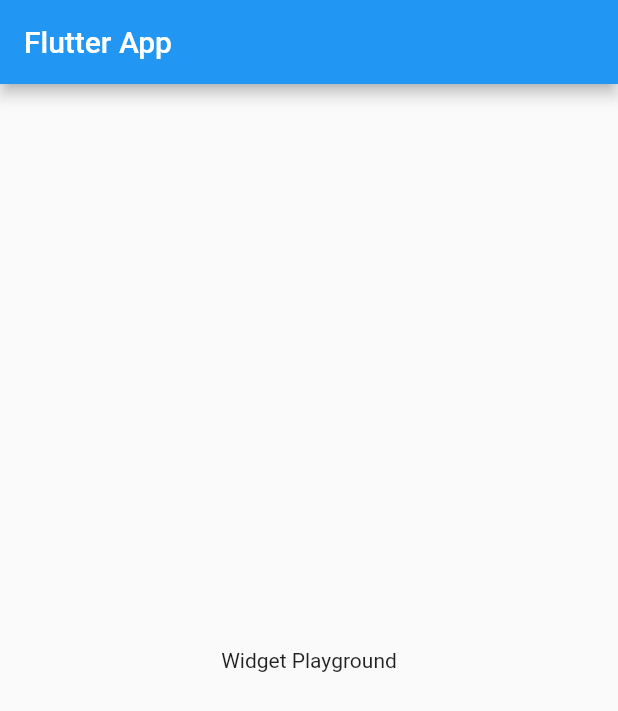
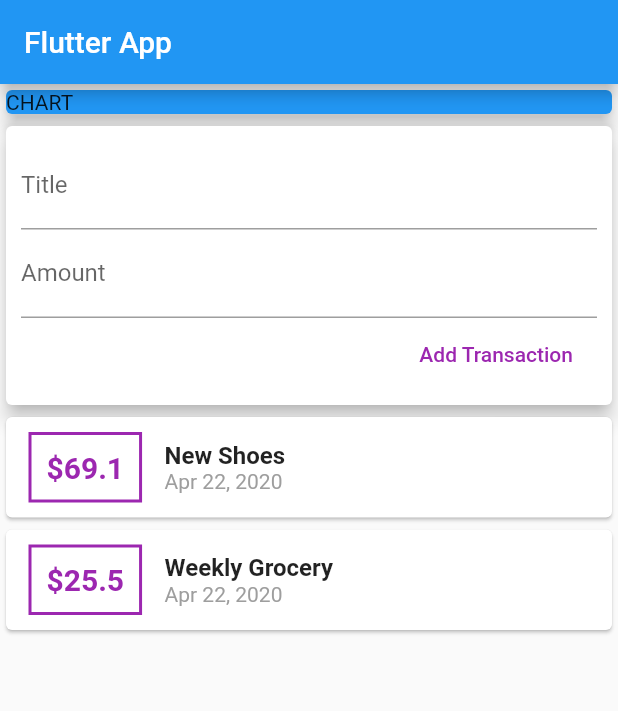
Before and after one commit to ginoabella/academind_expense, a Flutter app: the screen it shows after launch, on a phone screen of 412 x 824 dp. Shown: the top 711 px of the screen. Run offline on Flutter 3.47's test engine with Material 2 defaults, Android fonts, the phone set to English and light mode, and no system bars.

Commit message:
end of module 86

```diff
--- a/lib/main.dart
+++ b/lib/main.dart
@@ -1,4 +1,6 @@
 import 'package:flutter/material.dart';
+
+import 'package:expense_plan/widgets/user_transactions.dart';
 
 void main() => runApp(MyApp());
 
@@ -19,8 +21,19 @@ class MyHomePage extends StatelessWidget {
       appBar: AppBar(
         title: Text('Flutter App'),
       ),
-      body: Center(
-        child: Text('Widget Playground'),
+      body: Column(
+        crossAxisAlignment: CrossAxisAlignment.stretch,
+        children: <Widget>[
+          Container(
+            width: double.infinity,
+            child: Card(
+              color: Colors.blue,
+              elevation: 5,
+              child: Text('CHART'),
+            ),
+          ),
+          UserTransactions(),
+        ],
       ),
     );
   }
--- /dev/null
+++ b/lib/models/transaction.dart
@@ -0,0 +1,15 @@
+import 'package:flutter/foundation.dart';
+
+class Transaction {
+  final String id;
+  final String title;
+  final double amount;
+  final DateTime date;
+
+  Transaction({
+    @required this.id,
+    @required this.title,
+    @required this.amount,
+    @required this.date,
+  });
+}
--- /dev/null
+++ b/lib/widgets/new_transaction.dart
@@ -0,0 +1,42 @@
+import 'package:flutter/material.dart';
+
+class NewTransaction extends StatelessWidget {
+  final titleController = TextEditingController();
+  final amountController = TextEditingController();
+  final Function addNewTransaction;
+
+  NewTransaction(this.addNewTransaction);
+
+  @override
+  Widget build(BuildContext context) {
+    return Card(
+      elevation: 5,
+      child: Container(
+        padding: EdgeInsets.all(10),
+        child: Column(
+          crossAxisAlignment: CrossAxisAlignment.end,
+          children: <Widget>[
+            TextField(
+              decoration: InputDecoration(labelText: 'Title'),
+              controller: titleController,
+            ),
+            TextField(
+              decoration: InputDecoration(labelText: 'Amount'),
+              controller: amountController,
+            ),
+            FlatButton(
+              textColor: Colors.purple,
+              onPressed: () {
+                addNewTransaction(
+                  titleController.text,
+                  double.parse(amountController.text),
+                );
+              },
+              child: Text('Add Transaction'),
+            ),
+          ],
+        ),
+      ),
+    );
+  }
+}
--- /dev/null
+++ b/lib/widgets/transaction_list.dart
@@ -0,0 +1,59 @@
+import 'package:expense_plan/models/transaction.dart';
+import 'package:flutter/material.dart';
+import 'package:intl/intl.dart';
+
+class TransactionList extends StatelessWidget {
+  final List<Transaction> transactions;
+
+  TransactionList(this.transactions);
+
+  @override
+  Widget build(BuildContext context) {
+    return Column(children: <Widget>[
+      ...transactions.map((tx) {
+        return Card(
+          child: Row(
+            children: <Widget>[
+              Container(
+                margin: EdgeInsets.symmetric(vertical: 10, horizontal: 15),
+                decoration: BoxDecoration(
+                  border: Border.all(
+                    color: Colors.purple,
+                    width: 2,
+                  ),
+                ),
+                padding: EdgeInsets.all(10),
+                child: Text(
+                  '\$${tx.amount}',
+                  style: TextStyle(
+                    fontWeight: FontWeight.bold,
+                    fontSize: 20,
+                    color: Colors.purple,
+                  ),
+                ),
+              ),
+              Column(
+                crossAxisAlignment: CrossAxisAlignment.start,
+                children: <Widget>[
+                  Text(
+                    tx.title,
+                    style: TextStyle(
+                      fontSize: 16,
+                      fontWeight: FontWeight.bold,
+                    ),
+                  ),
+                  Text(
+                    '${DateFormat.yMMMd().format(tx.date)}',
+                    style: TextStyle(
+                      color: Colors.grey,
+                    ),
+                  ),
+                ],
+              )
+            ],
+          ),
+        );
+      }).toList(),
+    ]);
+  }
+}
--- /dev/null
+++ b/lib/widgets/user_transactions.dart
@@ -0,0 +1,50 @@
+import 'package:flutter/material.dart';
+
+import 'package:expense_plan/widgets/new_transaction.dart';
+import 'package:expense_plan/widgets/transaction_list.dart';
+import 'package:expense_plan/models/transaction.dart';
+
+class UserTransactions extends StatefulWidget {
+  @override
+  _UserTransactionsState createState() => _UserTransactionsState();
+}
+
+class _UserTransactionsState extends State<UserTransactions> {
+  final List<Transaction> _userTransactions = [
+    Transaction(
+      id: 'T1',
+      title: 'New Shoes',
+      amount: 69.10,
+      date: DateTime.now(),
+    ),
+    Transaction(
+      id: 'T2',
+      title: 'Weekly Grocery',
+      amount: 25.50,
+      date: DateTime.now(),
+    ),
+  ];
+
+  void _addNewTransaction(String txTitle, double txAmount) {
+    final newTx = Transaction(
+      title: txTitle,
+      amount: txAmount,
+      date: DateTime.now(),
+      id: DateTime.now().toString(),
+    );
+
+    setState(() {
+      _userTransactions.add(newTx);
+    });
+  }
+
+  @override
+  Widget build(BuildContext context) {
+    return Column(
+      children: <Widget>[
+        NewTransaction(_addNewTransaction),
+        TransactionList(_userTransactions),
+      ],
+    );
+  }
+}
--- a/pubspec.yaml
+++ b/pubspec.yaml
@@ -23,6 +23,7 @@ dependencies:
   # The following adds the Cupertino Icons font to your application.
   # Use with the CupertinoIcons class for iOS style icons.
   cupertino_icons: ^0.1.2
+  intl: ^0.16.1
 
 dev_dependencies:
   flutter_test:
```
Also changed, not shown: pubspec.lock.
